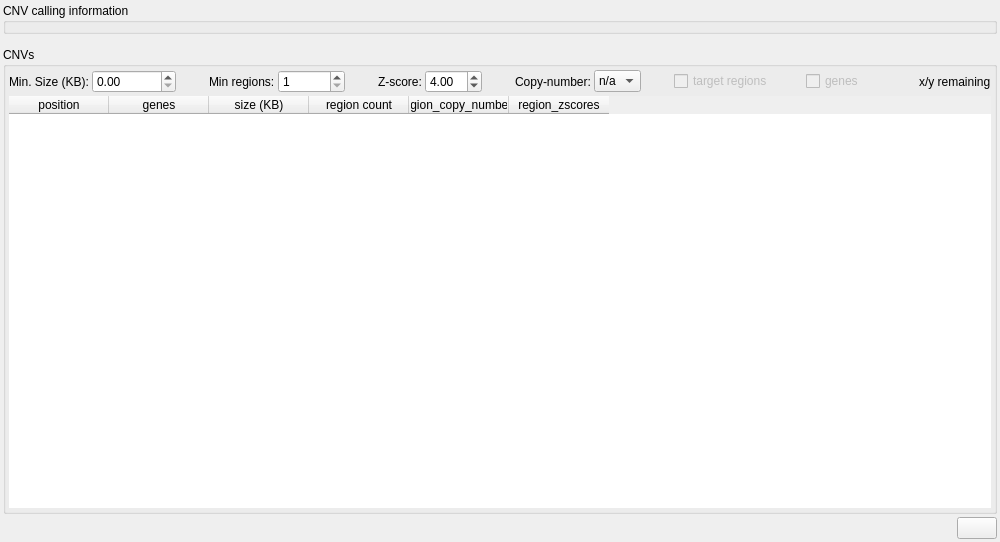
Before: the Qt Designer form src/GSvar/CnvWidget.ui in imgag/ngs-bits, drawn with Qt 5.
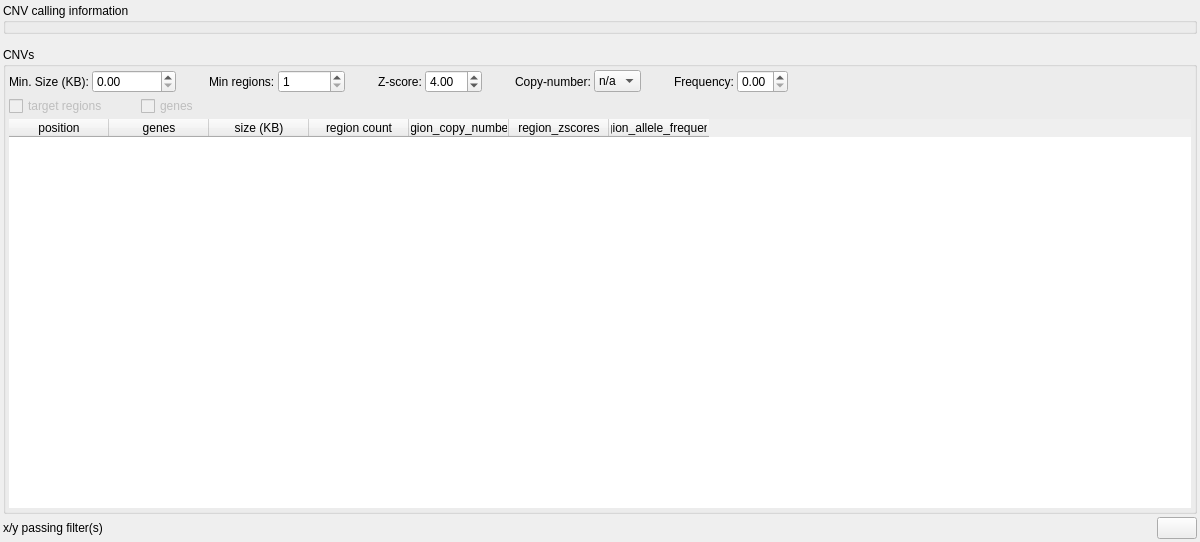
After: the same form once the commit is applied. Icons and pictures are not drawn.

What changed in the file:
```diff
--- a/src/GSvar/CnvWidget.ui
+++ b/src/GSvar/CnvWidget.ui
@@ -6,7 +6,7 @@
    <rect>
     <x>0</x>
     <y>0</y>
-    <width>1000</width>
+    <width>1200</width>
     <height>542</height>
    </rect>
   </property>
@@ -265,6 +265,46 @@
          </spacer>
         </item>
         <item>
+         <widget class="QLabel" name="label_5">
+          <property name="toolTip">
+           <string>Maximum frequency (all regions).</string>
+          </property>
+          <property name="text">
+           <string>Frequency:</string>
+          </property>
+         </widget>
+        </item>
+        <item>
+         <widget class="QDoubleSpinBox" name="f_af">
+          <property name="decimals">
+           <number>2</number>
+          </property>
+          <property name="maximum">
+           <double>1.000000000000000</double>
+          </property>
+          <property name="singleStep">
+           <double>0.010000000000000</double>
+          </property>
+         </widget>
+        </item>
+        <item>
+         <spacer name="horizontalSpacer_8">
+          <property name="orientation">
+           <enum>Qt::Horizontal</enum>
+          </property>
+          <property name="sizeHint" stdset="0">
+           <size>
+            <width>40</width>
+            <height>20</height>
+           </size>
+          </property>
+         </spacer>
+        </item>
+       </layout>
+      </item>
+      <item>
+       <layout class="QHBoxLayout" name="horizontalLayout_2">
+        <item>
          <widget class="QCheckBox" name="f_roi">
           <property name="enabled">
            <bool>false</bool>
@@ -319,13 +359,6 @@
           </property>
          </spacer>
         </item>
-        <item>
-         <widget class="QLabel" name="status">
-          <property name="text">
-           <string>x/y remaining</string>
-          </property>
-         </widget>
-        </item>
        </layout>
       </item>
       <item>
@@ -381,6 +414,11 @@
           <string>region_zscores</string>
          </property>
         </column>
+        <column>
+         <property name="text">
+          <string>region_allele_frequency</string>
+         </property>
+        </column>
        </widget>
       </item>
      </layout>
@@ -388,6 +426,13 @@
    </item>
    <item>
     <layout class="QHBoxLayout" name="horizontalLayout">
+     <item>
+      <widget class="QLabel" name="status">
+       <property name="text">
+        <string>x/y passing filter(s)</string>
+       </property>
+      </widget>
+     </item>
      <item>
       <spacer name="horizontalSpacer_6">
        <property name="orientation">
```
Left out of the diff: 9 changed lines with no effect on the pictures.
